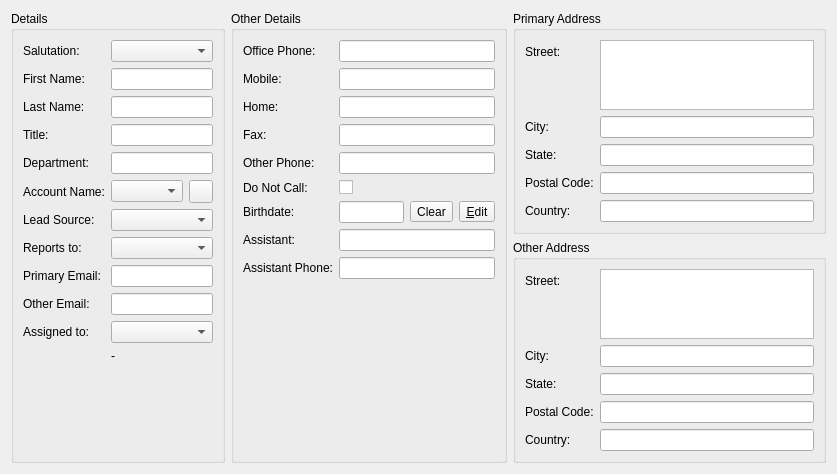
Before: the Qt Designer form client/src/details/contactdetails.ui in KDAB/FatCRM, drawn with Qt 5.
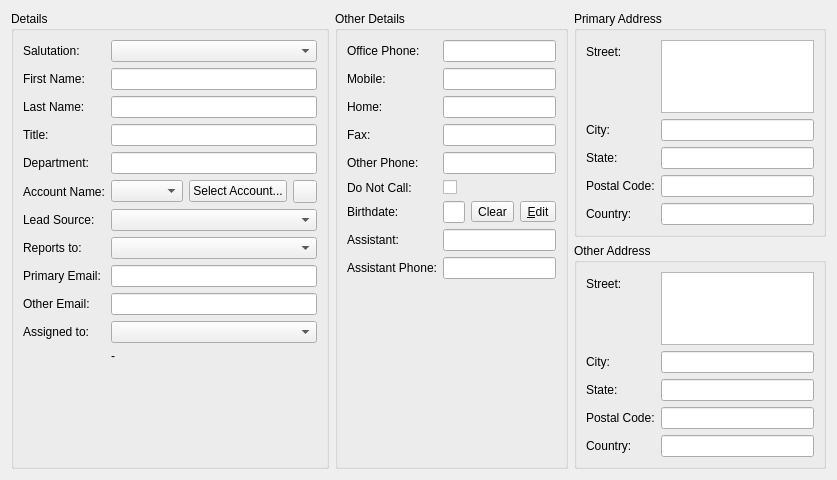
After: the same form once the commit is applied. Icons and pictures are not drawn. Custom widgets are drawn as their Qt base class.

Commit message:
Add account selector dialog to Opportunity details dialog
Task-Id: FATCRM-119

Diff of the .ui file:
```diff
--- a/client/src/details/contactdetails.ui
+++ b/client/src/details/contactdetails.ui
@@ -7,7 +7,7 @@
     <x>0</x>
     <y>0</y>
     <width>837</width>
-    <height>444</height>
+    <height>480</height>
    </rect>
   </property>
   <property name="windowTitle">
@@ -82,6 +82,13 @@
         <item>
          <widget class="QComboBox" name="account_id"/>
         </item>
+        <item>
+         <widget class="QPushButton" name="buttonSelectAccount">
+          <property name="text">
+           <string>Select Account...</string>
+          </property>
+         </widget>
+        </item>
         <item>
          <widget class="QToolButton" name="buttonOpenAccount">
           <property name="icon">
```
The commit also changes 13 other files.
